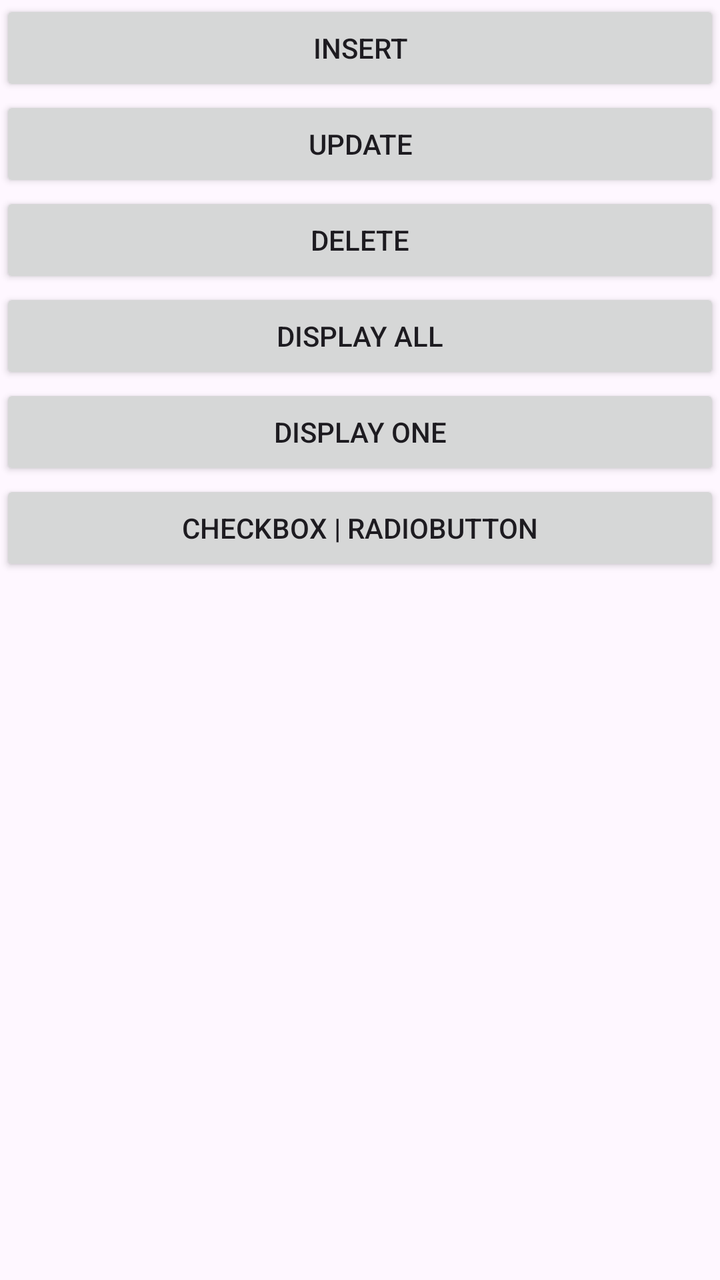
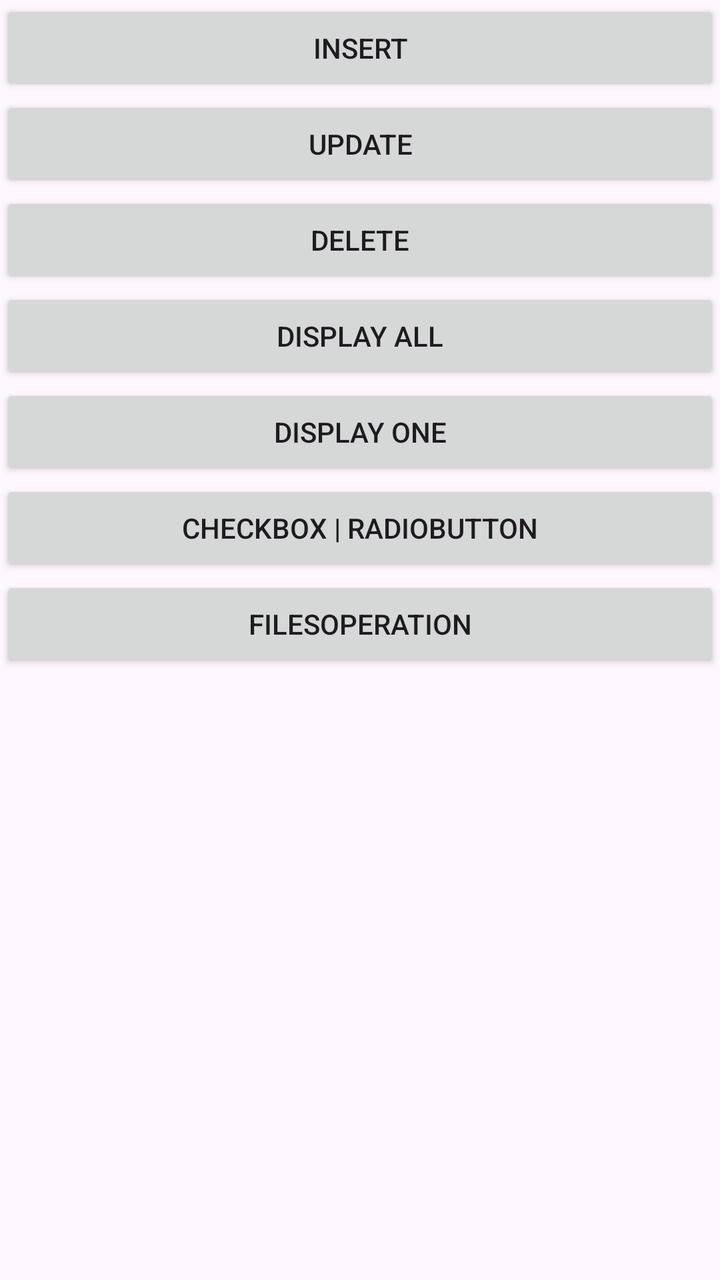

Two renders of the same Android screen: before a commit and after it. Below are the layout's source before the change and the commit's diff.
<!-- AndroidManifest.xml: application theme Theme.DB_Crud -->
<!-- res/layout/activity_main.xml -->
<?xml version="1.0" encoding="utf-8"?>
<LinearLayout xmlns:android="http://schemas.android.com/apk/res/android"
    xmlns:app="http://schemas.android.com/apk/res-auto"
    xmlns:tools="http://schemas.android.com/tools"
    android:id="@+id/main"
    android:layout_width="match_parent"
    android:layout_height="match_parent"
    android:orientation="vertical"
    tools:context=".MainActivity">

    <Button
        android:onClick="Insert"
        android:text="Insert"
        android:layout_width="match_parent"
        android:layout_height="wrap_content"/>
    <Button
        android:onClick="Update"
        android:text="Update"
        android:layout_width="match_parent"
        android:layout_height="wrap_content"/>
    <Button
        android:onClick="Delete"
        android:text="Delete"
        android:layout_width="match_parent"
        android:layout_height="wrap_content"/>
    <Button
        android:onClick="DisplayAll"
        android:text="Display All"
        android:layout_width="match_parent"
        android:layout_height="wrap_content"/>
    <Button
        android:onClick="DisplayOne"
        android:text="Display One"
        android:layout_width="match_parent"
        android:layout_height="wrap_content"/>

    <Button
        android:onClick="checkbox_radio"
        android:text="Checkbox | RadioButton"
        android:layout_width="match_parent"
        android:layout_height="wrap_content"/>



</LinearLayout>
<!-- resources referenced by this layout -->
<resources>
  <style name="Theme.DB_Crud" parent="Base.Theme.DB_Crud" />
  <style name="Base.Theme.DB_Crud" parent="Theme.Material3.DayNight.NoActionBar">
          
          
      </style>
</resources>

<!-- the commit's change to res/layout/activity_main.xml (unified diff, before → after) -->
@@ -40,6 +40,12 @@
         android:layout_width="match_parent"
         android:layout_height="wrap_content"/>
 
+    <Button
+        android:onClick="FilesOperation"
+        android:text="FilesOperation"
+        android:layout_width="match_parent"
+        android:layout_height="wrap_content"/>
+
 
 
 </LinearLayout>
